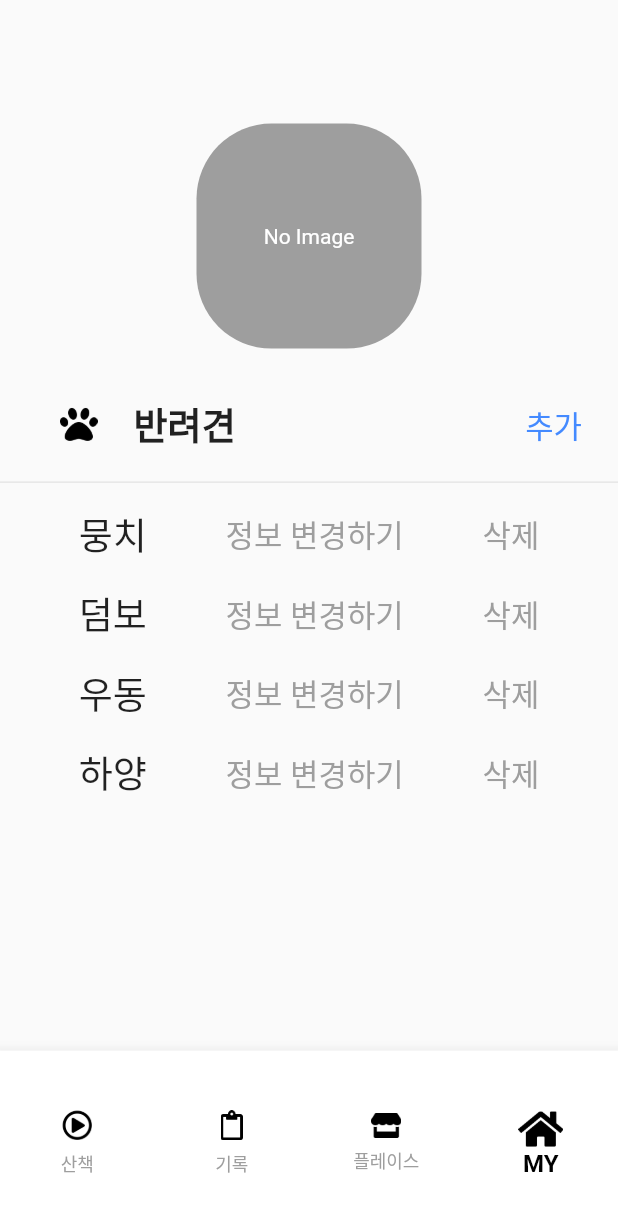
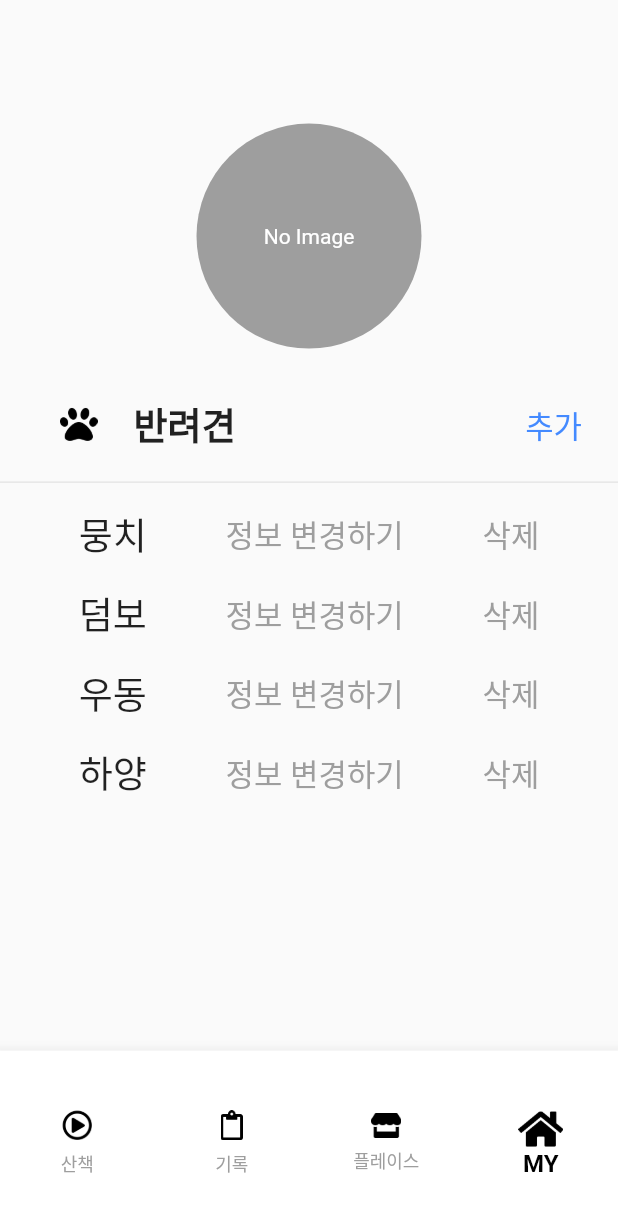
Before and after one commit to kyungsnim/walk_with_dog, a Flutter app: the screen it shows after launch, item 4 of the bottom bar chosen, after a tap on "No Image", on a phone screen of 412 x 824 dp. Shown: the top 1212 px of the screen. Run offline on Flutter 3.47's test engine with Material 2 defaults, Android fonts, the phone set to English and light mode, and no system bars; our stand-ins replace flutter_map, gallery_saver, geolocator, get, google_maps_flutter, image_picker and 6 more; missing offline and left inert: flutter_polyline_points, map_elevation; Roboto replaces fonts that are missing (Nanum).

Commit message:
### 2021.12.23(목) - 산책기록 결과화면 구현 완료 - 앱 아이콘 생성 완료 - my screen 구현 중

```diff
--- /dev/null
+++ b/flutter_launcher_icons.yaml
@@ -0,0 +1,5 @@
+# 만드는 명령어 flutter pub run flutter_launcher_icons:main
+flutter_icons:
+  android: "launcher_icon"
+  ios: true
+  image_path: "assets/marker.png"
--- a/lib/screens/my_screen.dart
+++ b/lib/screens/my_screen.dart
@@ -3,6 +3,7 @@ import 'dart:io';
 import 'package:flutter/material.dart';
 import 'package:get/get.dart';
 import 'package:image_picker/image_picker.dart';
+import 'package:path_provider/path_provider.dart';
 import 'package:shared_preferences/shared_preferences.dart';
 import 'package:walk_with_dog/models/my_pet_model.dart';
 
@@ -81,7 +82,7 @@ class _MyScreenState extends State<MyScreen> {
           textAlign: TextAlign.center,
         ),
         decoration: BoxDecoration(
-            borderRadius: BorderRadius.circular(50), color: Colors.grey),
+            borderRadius: BorderRadius.circular(200), color: Colors.grey),
       ),
     );
   }
@@ -107,17 +108,21 @@ class _MyScreenState extends State<MyScreen> {
     // List<XFile>? pickedFileList = await ImagePicker().pickMultiImage();
     XFile? pickedFile = await ImagePicker()
         .pickImage(source: ImageSource.gallery, imageQuality: 50);
-    // final tempDir = await getTemporaryDirectory();
-    // final path = tempDir.path;
-    // int rand = new Math.Random().nextInt(10000);
+
+    String imageId = DateTime.now().millisecondsSinceEpoch.toString();
+    final directory = await getApplicationDocumentsDirectory();
+    File _image =
+    await File('${directory.path}/image_$imageId.png').create();
+    /// 임시폴더가 아닌 AppDocument폴더에 저장
+    pickedFile!.saveTo(_image.path);
+
     SharedPreferences prefs = await SharedPreferences.getInstance();
 
     setState(() {
-      _imagePath = pickedFile!.path;
-      prefs.setString('imagePath', _imagePath);
+      prefs.setString('imagePath', _image.path);
 
       /// image picker XFile to make file
-      _imageFile = File(pickedFile.path);
+      _imageFile = File(_image.path);
     });
   }
 
```
Also changed, not shown: lib/screens/history_screen.dart (+13 -9 lines), lib/screens/walk_screen.dart (+6 -6 lines), pubspec.yaml (+6 -1 lines), pubspec.lock, 17 other files.
